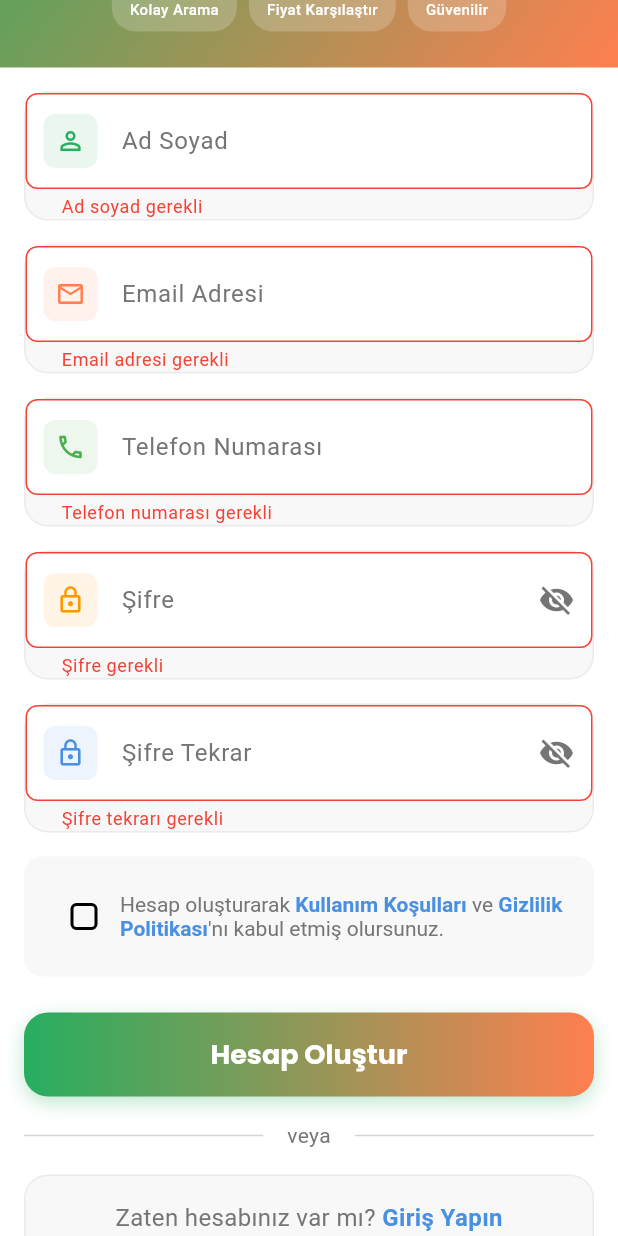
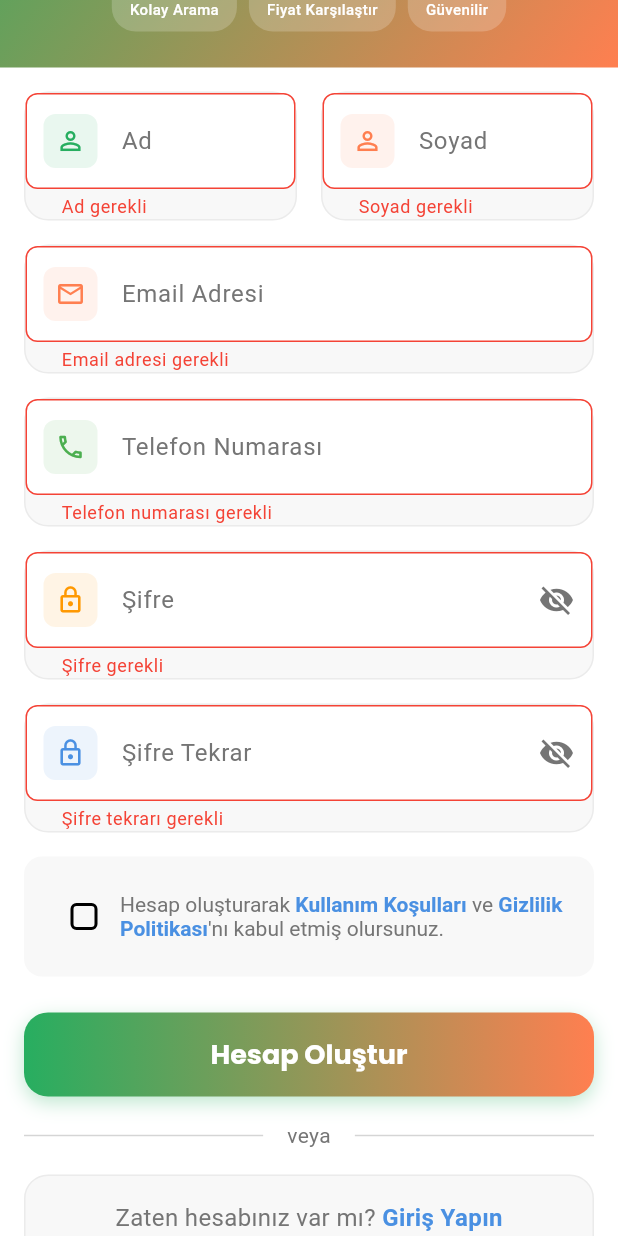
Before and after one commit to byikilmaz/clinicadvisor, a Flutter app: the RegisterScreen screen opened directly, scrolled down 323 dp, after a tap on "Hesap Oluştur", on a phone screen of 412 x 824 dp. Run offline on Flutter 3.47's test engine with Material 3 defaults, Android fonts, the phone set to English and light mode, and no system bars; our stand-ins replace cloud_firestore, firebase_auth, firebase_core, firebase_storage, go_router, google_fonts; accounts and stored records are empty; network calls fail.

Commit message:
✨ Separate First Name and Last Name Fields
🔧 Registration Form Updates:
- Split full name field into separate first name and last name inputs
- Side-by-side layout for better UX
- Individual validation for each field
- Improved form responsiveness

🗃️ Database Updates:
- Store firstName and lastName separately in Firestore
- Maintain fullName field for display purposes
- Updated AuthService to handle separate name fields

📝 Features:
- Better data organization for user profiles
- Easier filtering and searching by name components
- More professional form layout
- Enhanced validation messages

```diff
--- a/lib/features/auth/screens/register_screen.dart
+++ b/lib/features/auth/screens/register_screen.dart
@@ -1,4 +1,5 @@
 import 'package:flutter/material.dart';
+import 'package:go_router/go_router.dart';
 import '../../../core/constants/app_colors.dart';
 import '../../../l10n/generated/app_localizations.dart';
 import '../../../shared/services/auth_service.dart';
@@ -13,7 +14,8 @@ class RegisterScreen extends StatefulWidget {
 
 class _RegisterScreenState extends State<RegisterScreen> {
   final _formKey = GlobalKey<FormState>();
-  final _fullNameController = TextEditingController();
+  final _firstNameController = TextEditingController();
+  final _lastNameController = TextEditingController();
   final _emailController = TextEditingController();
   final _phoneController = TextEditingController();
   final _passwordController = TextEditingController();
@@ -27,7 +29,8 @@ class _RegisterScreenState extends State<RegisterScreen> {
 
   @override
   void dispose() {
-    _fullNameController.dispose();
+    _firstNameController.dispose();
+    _lastNameController.dispose();
     _emailController.dispose();
     _phoneController.dispose();
     _passwordController.dispose();
@@ -54,7 +57,8 @@ class _RegisterScreenState extends State<RegisterScreen> {
       await _authService.registerWithEmailAndPassword(
         email: _emailController.text.trim(),
         password: _passwordController.text,
-        fullName: _fullNameController.text.trim(),
+        firstName: _firstNameController.text.trim(),
+        lastName: _lastNameController.text.trim(),
         phone: _phoneController.text.trim(),
       );
 
@@ -384,8 +388,12 @@ class _RegisterScreenState extends State<RegisterScreen> {
       child: Column(
         crossAxisAlignment: CrossAxisAlignment.stretch,
         children: [
-          // Full name field
-          Container(
+          // First name and last name fields in row
+          Row(
+            children: [
+              // First name field
+              Expanded(
+                child: Container(
                   decoration: BoxDecoration(
                     color: AppColors.grey.withOpacity(0.05),
                     borderRadius: BorderRadius.circular(16),
@@ -394,13 +402,13 @@ class _RegisterScreenState extends State<RegisterScreen> {
                     ),
                   ),
                   child: TextFormField(
-              controller: _fullNameController,
+                    controller: _firstNameController,
                     textInputAction: TextInputAction.next,
                     textCapitalization: TextCapitalization.words,
                     style: TextStyle(fontSize: fontSize),
                     decoration: InputDecoration(
-                labelText: 'Ad Soyad',
-                hintText: 'Ahmet Yılmaz',
+                      labelText: 'Ad',
+                      hintText: 'Ahmet',
                       prefixIcon: Container(
                         margin: const EdgeInsets.all(12),
                         padding: const EdgeInsets.all(8),
@@ -426,14 +434,73 @@ class _RegisterScreenState extends State<RegisterScreen> {
                     ),
                     validator: (value) {
                       if (value == null || value.isEmpty) {
-                  return 'Ad soyad gerekli';
+                        return 'Ad gerekli';
                       }
                       if (value.trim().length < 2) {
-                  return 'Ad soyad en az 2 karakter olmalı';
+                        return 'En az 2 karakter';
                       }
                       return null;
                     },
                   ),
+                ),
+              ),
+
+              SizedBox(width: padding),
+
+              // Last name field
+              Expanded(
+                child: Container(
+                  decoration: BoxDecoration(
+                    color: AppColors.grey.withOpacity(0.05),
+                    borderRadius: BorderRadius.circular(16),
+                    border: Border.all(
+                      color: AppColors.grey.withOpacity(0.1),
+                    ),
+                  ),
+                  child: TextFormField(
+                    controller: _lastNameController,
+                    textInputAction: TextInputAction.next,
+                    textCapitalization: TextCapitalization.words,
+                    style: TextStyle(fontSize: fontSize),
+                    decoration: InputDecoration(
+                      labelText: 'Soyad',
+                      hintText: 'Yılmaz',
+                      prefixIcon: Container(
+                        margin: const EdgeInsets.all(12),
+                        padding: const EdgeInsets.all(8),
+                        decoration: BoxDecoration(
+                          color: AppColors.accent.withOpacity(0.1),
+                          borderRadius: BorderRadius.circular(8),
+                        ),
+                        child: Icon(
+                          Icons.person_outline,
+                          color: AppColors.accent,
+                          size: 20,
+                        ),
+                      ),
+                      border: InputBorder.none,
+                      contentPadding: EdgeInsets.symmetric(
+                        horizontal: 20,
+                        vertical: _isMobile(screenWidth) ? 20 : 24,
+                      ),
+                      labelStyle: TextStyle(
+                        color: AppColors.grey,
+                        fontSize: fontSize,
+                      ),
+                    ),
+                    validator: (value) {
+                      if (value == null || value.isEmpty) {
+                        return 'Soyad gerekli';
+                      }
+                      if (value.trim().length < 2) {
+                        return 'En az 2 karakter';
+                      }
+                      return null;
+                    },
+                  ),
+                ),
+              ),
+            ],
           ),
 
           SizedBox(height: padding),
--- a/lib/main.dart
+++ b/lib/main.dart
@@ -9,9 +9,12 @@ void main() async {
   WidgetsFlutterBinding.ensureInitialized();
 
   try {
+    print('🚀 App starting...');
     await FirebaseConfig.initialize();
+    print('✅ Firebase ready, starting app...');
   } catch (e) {
-    debugPrint('Firebase initialization error: $e');
+    print('🚨 Firebase initialization error: $e');
+    // Continue with app even if Firebase fails
   }
 
   runApp(const ClinicAdvisorApp());
```
Also changed, not shown: lib/core/config/firebase_config.dart (+12 -0 lines), lib/shared/services/auth_service.dart (+19 -3 lines), 2 other files. Lines whose indentation alone changed are shown as unchanged.
